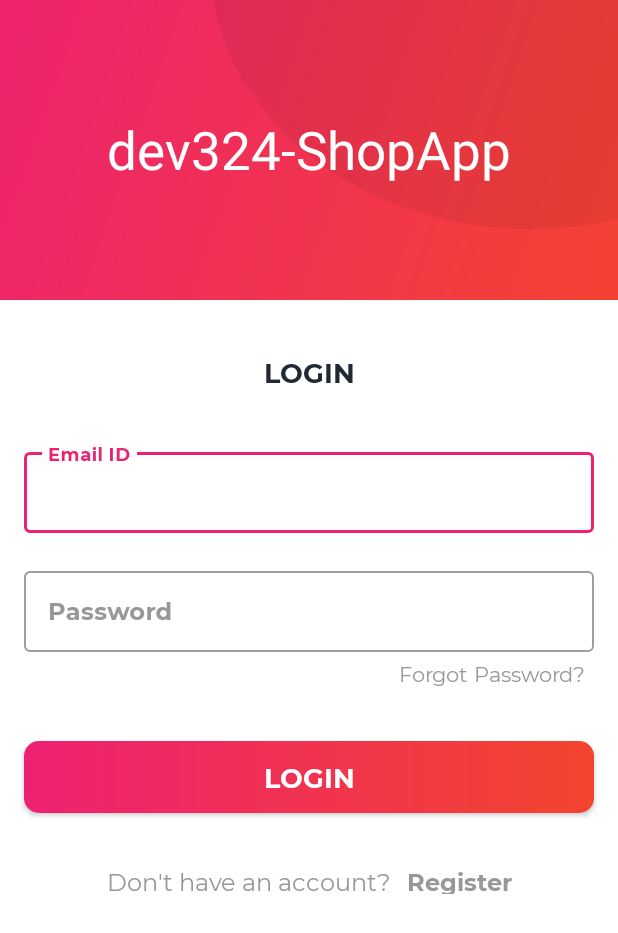
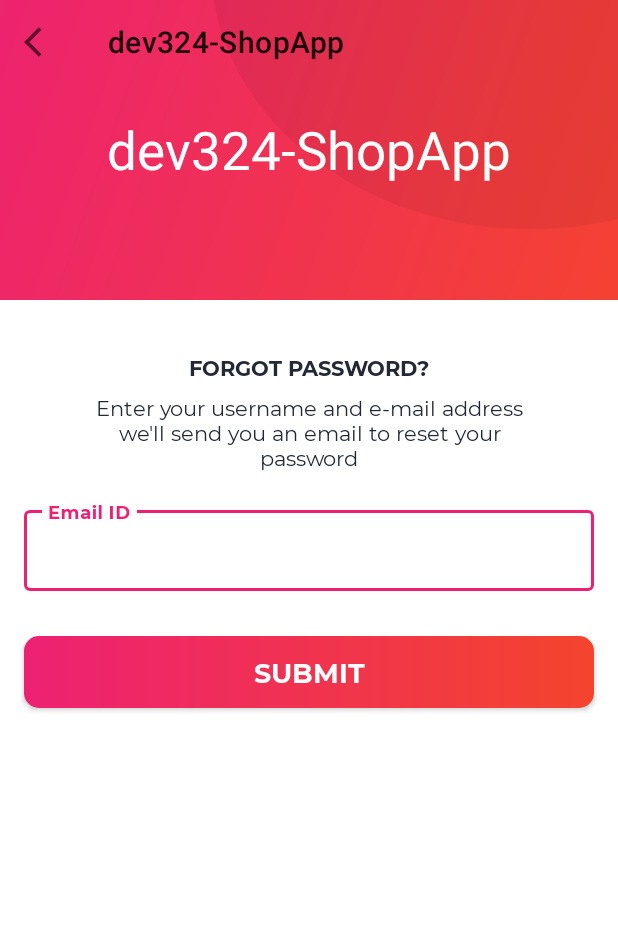
Before and after one commit to KyleGilmartin/ShopApp, an Android app: the screen it shows after launch (LoginActivity before the commit, ForgotPasswordActivity after it), after a tap on "Forgot Password?", on a phone screen of 412 x 824 dp. Shown: the top 933 px of the screen. Run offline under Robolectric (Android 15) with nearby library versions, the phone set to English and light mode, and no system bars; our stand-ins replace Firebase (no records; nobody signed in at launch, a user with empty details on screens opened directly).

Commit message:
added in ForgotPasswordActivity.kt

```diff
--- a/app/src/main/AndroidManifest.xml
+++ b/app/src/main/AndroidManifest.xml
@@ -9,11 +9,16 @@
         android:roundIcon="@mipmap/ic_launcher_round"
         android:supportsRtl="true"
         android:theme="@style/AppTheme">
-        <activity android:name=".widgets.popupActivity"></activity>
+        <activity android:name=".LoginRegister.ForgotPasswordActivity"
+            android:screenOrientation="portrait"
+            android:theme="@style/AppTheme.NoActionBar">
+
+        </activity>
+        <activity android:name=".widgets.popupActivity" />
         <activity
             android:name=".LoginRegister.RegisterActivity"
             android:screenOrientation="portrait"
-            android:theme="@style/AppTheme.NoActionBar"></activity>
+            android:theme="@style/AppTheme.NoActionBar" />
         <activity
             android:name=".LoginRegister.LoginActivity"
             android:screenOrientation="portrait"
--- /dev/null
+++ b/app/src/main/java/edu/kylegilmartin/shopapp/LoginRegister/ForgotPasswordActivity.kt
@@ -0,0 +1,28 @@
+package edu.kylegilmartin.shopapp.LoginRegister
+
+import androidx.appcompat.app.AppCompatActivity
+import android.os.Bundle
+import edu.kylegilmartin.shopapp.R
+import kotlinx.android.synthetic.main.activity_forgot_password.*
+import kotlinx.android.synthetic.main.activity_register.*
+
+class ForgotPasswordActivity : AppCompatActivity() {
+    override fun onCreate(savedInstanceState: Bundle?) {
+        super.onCreate(savedInstanceState)
+        setContentView(R.layout.activity_forgot_password)
+        setupActionBar()
+    }
+
+    private fun setupActionBar() {
+
+        setSupportActionBar(toolbar_forgot_password_activity)
+
+        val actionBar = supportActionBar
+        if (actionBar != null) {
+            actionBar.setDisplayHomeAsUpEnabled(true)
+            actionBar.setHomeAsUpIndicator(R.drawable.ic_black_color_back_24dp)
+        }
+
+        toolbar_forgot_password_activity.setNavigationOnClickListener { onBackPressed() }
+    }
+}
--- a/app/src/main/java/edu/kylegilmartin/shopapp/LoginRegister/LoginActivity.kt
+++ b/app/src/main/java/edu/kylegilmartin/shopapp/LoginRegister/LoginActivity.kt
@@ -45,7 +45,8 @@ class LoginActivity : popupActivity(),View.OnClickListener {
         if(v != null){
             when(v.id){
                 R.id.tv_forgot_password ->{
-
+                    val intent = Intent(this, ForgotPasswordActivity::class.java)
+                    startActivity(intent)
                 }
                 R.id.btn_login ->{
                     loginRegisteredUser()
--- a/app/src/main/java/edu/kylegilmartin/shopapp/LoginRegister/RegisterActivity.kt
+++ b/app/src/main/java/edu/kylegilmartin/shopapp/LoginRegister/RegisterActivity.kt
@@ -34,9 +34,7 @@ class RegisterActivity : popupActivity() {
 //        }
         setupActionBar()
         tv_login.setOnClickListener {
-            val intent = Intent(this,LoginActivity::class.java)
-            startActivity(intent)
-            finish()
+          onBackPressed()
         }
 
         btn_register.setOnClickListener {
--- /dev/null
+++ b/app/src/main/res/layout/activity_forgot_password.xml
@@ -0,0 +1,114 @@
+<?xml version="1.0" encoding="utf-8"?>
+<androidx.constraintlayout.widget.ConstraintLayout xmlns:android="http://schemas.android.com/apk/res/android"
+    xmlns:app="http://schemas.android.com/apk/res-auto"
+    xmlns:tools="http://schemas.android.com/tools"
+    android:layout_width="match_parent"
+    android:layout_height="match_parent"
+    tools:context=".LoginRegister.ForgotPasswordActivity">
+
+    <FrameLayout
+        android:id="@+id/fl_header_image"
+        android:layout_width="wrap_content"
+        android:layout_height="@dimen/auth_header_image_height"
+        app:layout_constraintStart_toEndOf="parent"
+        app:layout_constraintStart_toStartOf="parent"
+        app:layout_constraintTop_toTopOf="parent">
+
+        <ImageView
+            android:layout_width="match_parent"
+            android:layout_height="match_parent"
+            android:contentDescription="@string/content_description"
+            android:scaleType="fitXY"
+            android:src="@drawable/auth_screens_background"/>
+
+        <TextView
+            android:layout_width="wrap_content"
+            android:layout_height="wrap_content"
+            android:layout_gravity="center"
+            android:text="@string/app_name"
+            android:textColor="@color/white"
+            android:textSize="35sp"/>
+
+        <androidx.appcompat.widget.Toolbar
+            android:id="@+id/toolbar_forgot_password_activity"
+            android:layout_width="match_parent"
+            android:layout_height="?attr/actionBarSize"
+            android:layout_gravity="top"/>
+
+    </FrameLayout>
+
+    <edu.kylegilmartin.shopapp.widgets.MSPBoldTextView
+        android:id="@+id/tv_title"
+        android:layout_width="wrap_content"
+        android:layout_height="wrap_content"
+        android:layout_marginTop="35dp"
+        android:text="@string/title_forgot_password"
+        android:textColor="@color/colorPrimaryText"
+        android:textSize="@dimen/forgot_password_textSize"
+        app:layout_constraintEnd_toEndOf="parent"
+        app:layout_constraintStart_toStartOf="parent"
+        app:layout_constraintTop_toBottomOf="@id/fl_header_image"/>
+
+    <edu.kylegilmartin.shopapp.widgets.MSPTextView
+        android:id="@+id/tv_title_description"
+        android:layout_width="0dp"
+        android:layout_height="wrap_content"
+        android:layout_marginStart="50dp"
+        android:layout_marginTop="8dp"
+        android:layout_marginEnd="50dp"
+        android:gravity="center"
+        android:text="@string/forgot_password_title_description"
+        android:textColor="@color/colorPrimaryText"
+        android:textSize="@dimen/forgot_password_title_description_textSize"
+        app:layout_constraintEnd_toEndOf="parent"
+        app:layout_constraintStart_toStartOf="parent"
+        app:layout_constraintTop_toBottomOf="@id/tv_title"/>
+
+    <com.google.android.material.textfield.TextInputLayout
+        android:id="@+id/til_email"
+        style="@style/Widget.MaterialComponents.TextInputLayout.OutlinedBox"
+        android:layout_width="match_parent"
+        android:layout_height="wrap_content"
+        android:layout_marginStart="16dp"
+        android:layout_marginTop="20dp"
+        android:layout_marginEnd="16sp"
+        android:hint="@string/et_hint_email_id"
+        android:textColorHint="@color/colorSecondaryText"
+        app:layout_constraintEnd_toEndOf="parent"
+        app:layout_constraintStart_toStartOf="parent"
+        app:layout_constraintTop_toBottomOf="@id/tv_title_description">
+
+        <edu.kylegilmartin.shopapp.widgets.MSPEditText
+            android:id="@+id/et_email_forgot"
+            android:layout_width="match_parent"
+            android:layout_height="wrap_content"
+            android:inputType="textEmailAddress"
+            android:padding="@dimen/et_padding"
+            android:textColor="@color/colorPrimaryText"
+            android:textSize="@dimen/et_textSize"/>
+
+
+    </com.google.android.material.textfield.TextInputLayout>
+
+   <edu.kylegilmartin.shopapp.widgets.MSPButton
+       android:id="@+id/btn_submit"
+       android:layout_width="match_parent"
+       android:layout_height="wrap_content"
+       android:gravity="center"
+       android:layout_marginStart="16dp"
+       android:layout_marginTop="30dp"
+       android:layout_marginEnd="16dp"
+       android:background="@drawable/button_background"
+       android:foreground="?attr/selectableItemBackground"
+       android:layout_gravity="center"
+       android:paddingTop="@dimen/btn_padding"
+       android:paddingBottom="@dimen/btn_padding"
+       android:text="@string/btn_lbl_submit"
+       android:textColor="@color/white"
+       android:textSize="@dimen/btn_textSize"
+       app:layout_constraintEnd_toEndOf="parent"
+       app:layout_constraintStart_toStartOf="parent"
+       app:layout_constraintTop_toBottomOf="@id/til_email"/>
+
+
+</androidx.constraintlayout.widget.ConstraintLayout>
--- a/app/src/main/res/values/dimens.xml
+++ b/app/src/main/res/values/dimens.xml
@@ -22,4 +22,6 @@
     <dimen name="progress_bar_size">50dp</dimen>
     <dimen name="progress_text_marginStart">16dp</dimen>
     <dimen name="progress_text_size">16sp</dimen>
+    <dimen name="forgot_password_title_textSize">18sp</dimen>
+    <dimen name="forgot_password_title_description_textSize">14sp</dimen>
 </resources>
--- a/app/src/main/res/values/strings.xml
+++ b/app/src/main/res/values/strings.xml
@@ -26,4 +26,7 @@
     <string name="err_msg_password_and_confirm_password_mismatch">Password and confirm password does not match.</string>
     <string name="err_msg_agree_terms_and_condition">Please agree terms and condition.</string>
     <string name="please_wait">Please Wait&#8230;</string>
+    <string name="title_forgot_password">FORGOT PASSWORD?</string>
+    <string name="forgot_password_title_description">Enter your username and e-mail address we\'ll send you an email to reset your password</string>
+    <string name="btn_lbl_submit">Submit</string>
 </resources>
```
